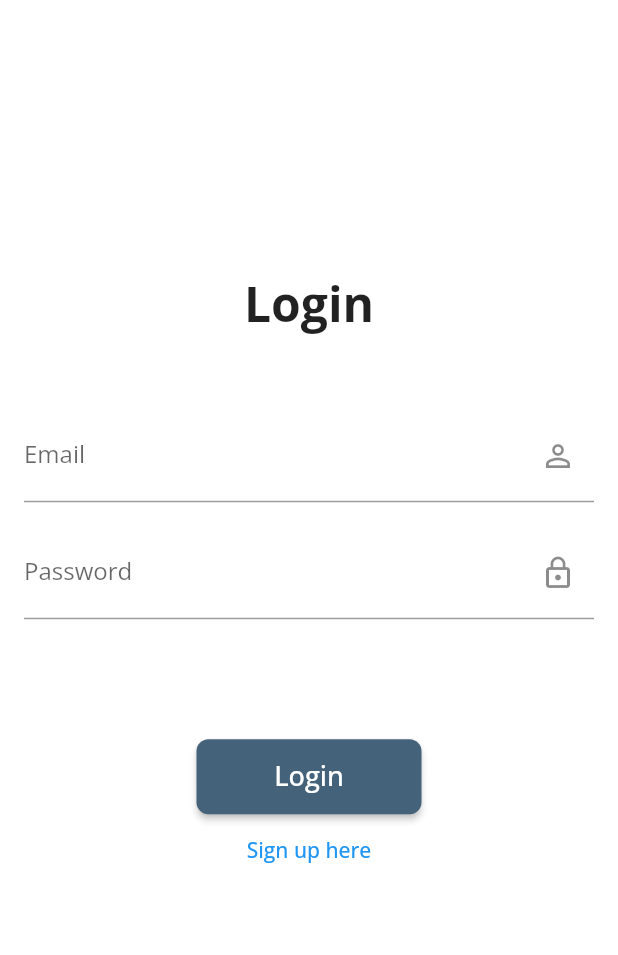
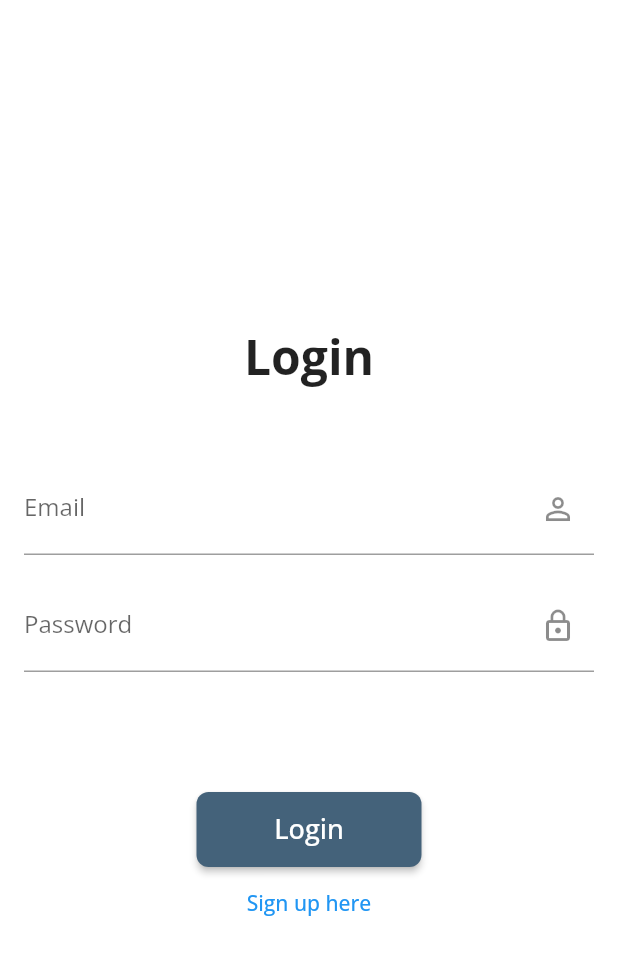
Before and after one commit to CBramming/UndineInventorySystem, a Flutter app: the screen it shows after launch, on a phone screen of 412 x 824 dp. Shown: the top 955 px of the screen. Run offline on Flutter 3.47's test engine with Material 2 defaults, Android fonts, the phone set to English and light mode, and no system bars; our stand-ins replace firebase_auth, firebase_core; accounts and stored records are empty.

Commit message:
små fixes
små fixes til main og login screen

```diff
--- a/undineinventorysystem/lib/main.dart
+++ b/undineinventorysystem/lib/main.dart
@@ -8,16 +8,18 @@ void main() async {
   await Firebase.initializeApp(
     options: DefaultFirebaseOptions.currentPlatform,
   );
-  runApp(MyApp());
+  runApp(const MyApp());
 }
 
 class MyApp extends StatelessWidget {
+  const MyApp({super.key});
+
   @override
   Widget build(BuildContext context) {
     return MaterialApp(
       title: 'Undine Inventory',
       theme: ThemeData(fontFamily: 'OpenSans'),
-      home: LoginScreen(), // Set LoginScreen as the home screen
+      home: LoginScreen(),
     );
   }
 }
--- a/undineinventorysystem/lib/screens/login_screen.dart
+++ b/undineinventorysystem/lib/screens/login_screen.dart
@@ -21,7 +21,7 @@ class LoginScreen extends StatelessWidget {
             mainAxisAlignment: MainAxisAlignment.center,
             crossAxisAlignment: CrossAxisAlignment.center,
             children: <Widget>[
-              SizedBox(height: MediaQuery.of(context).size.height * 0.2),
+              const SizedBox(height: 200),
               const LoginTitle(),
               const SizedBox(height: 48.0),
               UsernameInputField(controller: usernameController),
```
